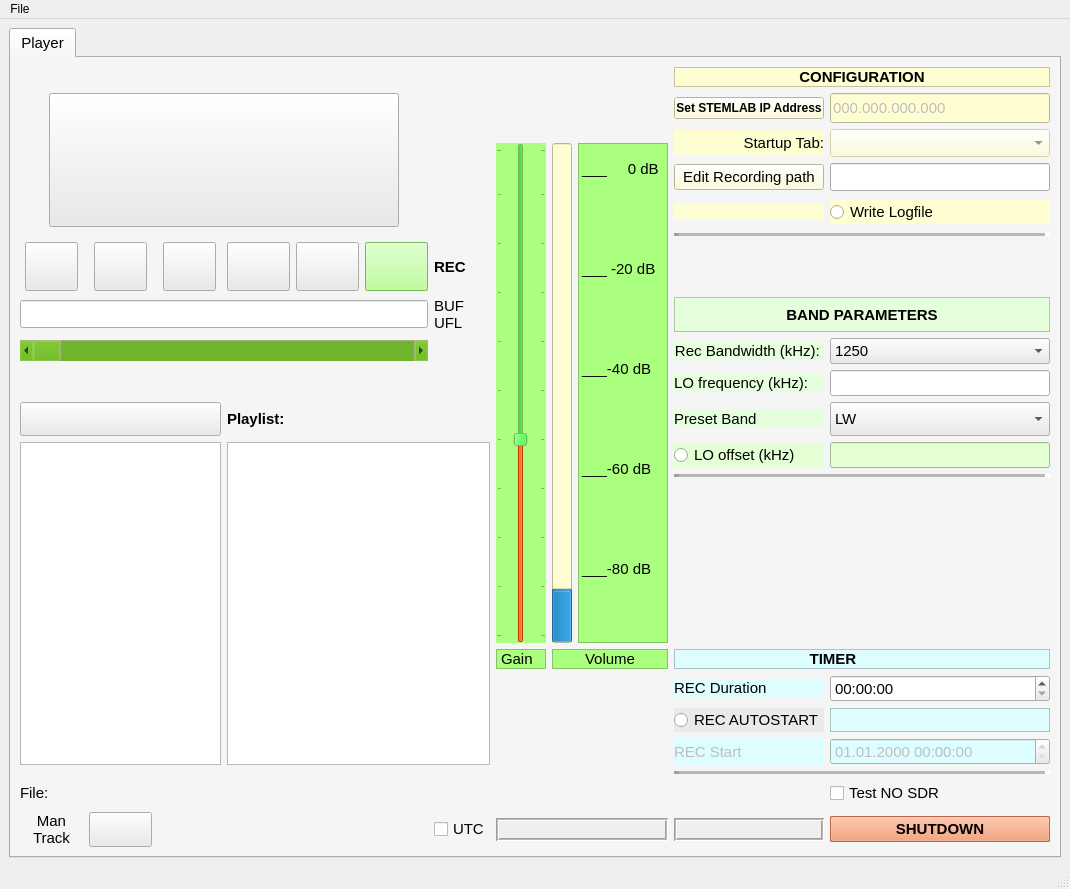
Before: the Qt Designer form sources/core/ressources/COHIWizard_GUI_v10_reduced.ui in schaten/COHIWizard, drawn with Qt 5.
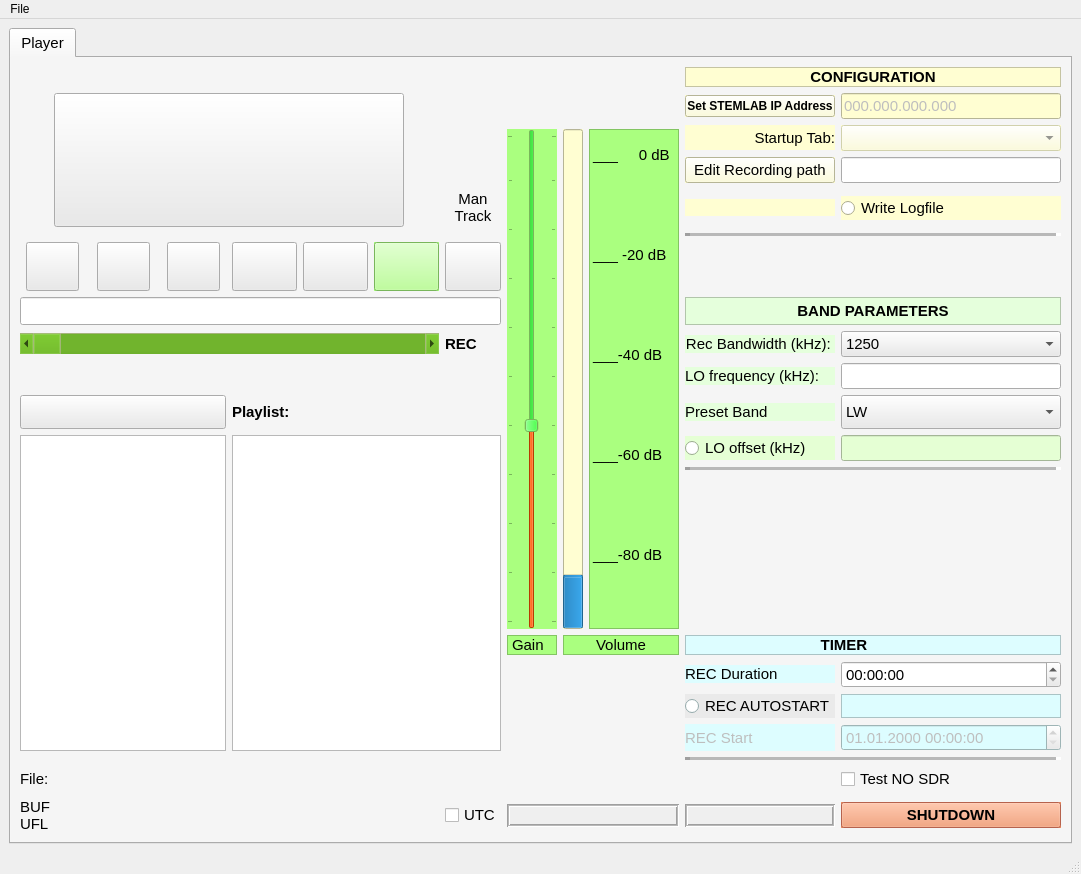
After: the same form once the commit is applied. Icons and pictures are not drawn. Custom widgets are drawn as their Qt base class.

What changed in the file:
```diff
--- a/sources/core/ressources/COHIWizard_GUI_v10_reduced.ui
+++ b/sources/core/ressources/COHIWizard_GUI_v10_reduced.ui
@@ -6,8 +6,8 @@
    <rect>
     <x>0</x>
     <y>0</y>
-    <width>1070</width>
-    <height>889</height>
+    <width>1081</width>
+    <height>874</height>
    </rect>
   </property>
   <property name="sizePolicy">
@@ -123,25 +123,6 @@
        <layout class="QGridLayout" name="gridLayout_2">
         <item row="0" column="0">
          <layout class="QGridLayout" name="gridLayout_10" columnstretch="1,0,0,0,0,0,0,0,0,0,0,0">
-          <item row="7" column="6">
-           <widget class="QLabel" name="label_32">
-            <property name="sizePolicy">
-             <sizepolicy hsizetype="Minimum" vsizetype="Minimum">
-              <horstretch>0</horstretch>
-              <verstretch>0</verstretch>
-             </sizepolicy>
-            </property>
-            <property name="font">
-             <font>
-              <pointsize>11</pointsize>
-             </font>
-            </property>
-            <property name="text">
-             <string>BUF
-UFL</string>
-            </property>
-           </widget>
-          </item>
           <item row="20" column="11">
            <widget class="QPushButton" name="pushButton_Shutdown">
             <property name="sizePolicy">
@@ -2671,39 +2652,6 @@
             </property>
            </widget>
           </item>
-          <item row="7" column="0" colspan="6">
-           <widget class="QLineEdit" name="lineEditCurTime">
-            <property name="sizePolicy">
-             <sizepolicy hsizetype="Minimum" vsizetype="Fixed">
-              <horstretch>0</horstretch>
-              <verstretch>0</verstretch>
-             </sizepolicy>
-            </property>
-            <property name="minimumSize">
-             <size>
-              <width>200</width>
-              <height>28</height>
-             </size>
-            </property>
-            <property name="maximumSize">
-             <size>
-              <width>800</width>
-              <height>28</height>
-             </size>
-            </property>
-            <property name="font">
-             <font>
-              <pointsize>11</pointsize>
-             </font>
-            </property>
-            <property name="toolTip">
-             <string>current time in the record</string>
-            </property>
-            <property name="frame">
-             <bool>true</bool>
-            </property>
-           </widget>
-          </item>
           <item row="11" column="0" rowspan="7" colspan="3">
            <widget class="QListWidget" name="listWidget_sourcelist">
             <property name="sizePolicy">
@@ -5293,74 +5241,6 @@
             </property>
            </widget>
           </item>
-          <item row="20" column="0">
-           <widget class="QLabel" name="label_43">
-            <property name="sizePolicy">
-             <sizepolicy hsizetype="Minimum" vsizetype="Maximum">
-              <horstretch>0</horstretch>
-              <verstretch>0</verstretch>
-             </sizepolicy>
-            </property>
-            <property name="font">
-             <font>
-              <pointsize>11</pointsize>
-             </font>
-            </property>
-            <property name="text">
-             <string>Man
-Track</string>
-            </property>
-            <property name="alignment">
-             <set>Qt::AlignCenter</set>
-            </property>
-           </widget>
-          </item>
-          <item row="20" column="1">
-           <widget class="QPushButton" name="pushButton_adv1byte">
-            <property name="enabled">
-             <bool>true</bool>
-            </property>
-            <property name="sizePolicy">
-             <sizepolicy hsizetype="Minimum" vsizetype="Minimum">
-              <horstretch>0</horstretch>
-              <verstretch>0</verstretch>
-             </sizepolicy>
-            </property>
-            <property name="font">
-             <font>
-              <pointsize>11</pointsize>
-             </font>
-            </property>
-            <property name="toolTip">
-             <string>&lt;html&gt;&lt;head/&gt;&lt;body&gt;&lt;p&gt;Manual tracking = advance 1 bit for correcting sudden jumps in the file read position,&lt;/p&gt;&lt;p&gt;i.e. when position deviates from integer multiple of 4 (8). It may be necessary to repeat a few times for finding the right tracking.&lt;/p&gt;&lt;/body&gt;&lt;/html&gt;</string>
-            </property>
-            <property name="autoFillBackground">
-             <bool>true</bool>
-            </property>
-            <property name="text">
-             <string/>
-            </property>
-            <property name="icon">
-             <iconset>
-              <normaloff>../../Trackingicon.png</normaloff>../../Trackingicon.png</iconset>
-            </property>
-            <property name="iconSize">
-             <size>
-              <width>40</width>
-              <height>40</height>
-             </size>
-            </property>
-            <property name="checkable">
-             <bool>true</bool>
-            </property>
-            <property name="autoRepeat">
-             <bool>true</bool>
-            </property>
-            <property name="autoDefault">
-             <bool>false</bool>
-            </property>
-           </widget>
-          </item>
           <item row="20" column="6">
            <widget class="QCheckBox" name="checkBox_UTC">
             <property name="sizePolicy">
@@ -5439,282 +5319,6 @@
             </property>
            </widget>
           </item>
-          <item row="6" column="6">
-           <widget class="QLabel" name="Label_Recindicator">
-            <property name="enabled">
-             <bool>true</bool>
-            </property>
-            <property name="sizePolicy">
-             <sizepolicy hsizetype="Maximum" vsizetype="Minimum">
-              <horstretch>0</horstretch>
-              <verstretch>0</verstretch>
-             </sizepolicy>
-            </property>
-            <property name="palette">
-             <palette>
-              <active>
-               <colorrole role="WindowText">
-                <brush brushstyle="SolidPattern">
-                 <color alpha="255">
-                  <red>0</red>
-                  <green>0</green>
-                  <blue>0</blue>
-                 </color>
-                </brush>
-               </colorrole>
-               <colorrole role="Button">
-                <brush brushstyle="SolidPattern">
-                 <color alpha="255">
-                  <red>234</red>
-                  <green>234</green>
-                  <blue>234</blue>
-                 </color>
-                </brush>
-               </colorrole>
-               <colorrole role="Dark">
-                <brush brushstyle="SolidPattern">
-                 <color alpha="255">
-                  <red>160</red>
-                  <green>160</green>
-                  <blue>160</blue>
-                 </color>
-                </brush>
-               </colorrole>
-               <colorrole role="Mid">
-                <brush brushstyle="SolidPattern">
-                 <color alpha="255">
-                  <red>160</red>
-                  <green>160</green>
-                  <blue>160</blue>
-                 </color>
-                </brush>
-               </colorrole>
-               <colorrole role="Text">
-                <brush brushstyle="SolidPattern">
-                 <color alpha="255">
-                  <red>0</red>
-                  <green>0</green>
-                  <blue>0</blue>
-                 </color>
-                </brush>
-               </colorrole>
-               <colorrole role="ButtonText">
-                <brush brushstyle="SolidPattern">
-                 <color alpha="255">
-                  <red>0</red>
-                  <green>0</green>
-                  <blue>0</blue>
-                 </color>
-                </brush>
-               </colorrole>
-               <colorrole role="Shadow">
-                <brush brushstyle="SolidPattern">
-                 <color alpha="255">
-                  <red>105</red>
-                  <green>105</green>
-                  <blue>105</blue>
-                 </color>
-                </brush>
-               </colorrole>
-               <colorrole role="Highlight">
-                <brush brushstyle="SolidPattern">
-                 <color alpha="255">
-                  <red>0</red>
-                  <green>120</green>
-                  <blue>215</blue>
-                 </color>
-                </brush>
-               </colorrole>
-               <colorrole role="Link">
-                <brush brushstyle="SolidPattern">
-                 <color alpha="255">
-                  <red>0</red>
-                  <green>0</green>
-                  <blue>255</blue>
-                 </color>
-                </brush>
-               </colorrole>
-              </active>
-              <inactive>
-               <colorrole role="WindowText">
-                <brush brushstyle="SolidPattern">
-                 <color alpha="255">
-                  <red>0</red>
-                  <green>0</green>
-                  <blue>0</blue>
-                 </color>
-                </brush>
-               </colorrole>
-               <colorrole role="Button">
-                <brush brushstyle="SolidPattern">
-                 <color alpha="255">
-                  <red>234</red>
-                  <green>234</green>
-                  <blue>234</blue>
-                 </color>
-                </brush>
-               </colorrole>
-               <colorrole role="Dark">
-                <brush brushstyle="SolidPattern">
-                 <color alpha="255">
-                  <red>160</red>
-                  <green>160</green>
-                  <blue>160</blue>
-                 </color>
-                </brush>
-               </colorrole>
-               <colorrole role="Mid">
-                <brush brushstyle="SolidPattern">
-                 <color alpha="255">
-                  <red>160</red>
-                  <green>160</green>
-                  <blue>160</blue>
-                 </color>
-                </brush>
-               </colorrole>
-               <colorrole role="Text">
-                <brush brushstyle="SolidPattern">
-                 <color alpha="255">
-                  <red>0</red>
-                  <green>0</green>
-                  <blue>0</blue>
-                 </color>
-                </brush>
-               </colorrole>
-               <colorrole role="ButtonText">
-                <brush brushstyle="SolidPattern">
-                 <color alpha="255">
-                  <red>0</red>
-                  <green>0</green>
-                  <blue>0</blue>
-                 </color>
-                </brush>
-               </colorrole>
-               <colorrole role="Shadow">
-                <brush brushstyle="SolidPattern">
-                 <color alpha="255">
-                  <red>105</red>
-                  <green>105</green>
-                  <blue>105</blue>
-                 </color>
-                </brush>
-               </colorrole>
-               <colorrole role="Highlight">
-                <brush brushstyle="SolidPattern">
-                 <color alpha="255">
-                  <red>240</red>
-                  <green>240</green>
-                  <blue>240</blue>
-                 </color>
-                </brush>
-               </colorrole>
-               <colorrole role="Link">
-                <brush brushstyle="SolidPattern">
-                 <color alpha="255">
-                  <red>0</red>
-                  <green>0</green>
-                  <blue>255</blue>
-                 </color>
-                </brush>
-               </colorrole>
-              </inactive>
-              <disabled>
-               <colorrole role="WindowText">
-                <brush brushstyle="SolidPattern">
-                 <color alpha="255">
-                  <red>255</red>
-                  <green>255</green>
-                  <blue>255</blue>
-                 </color>
-                </brush>
-               </colorrole>
-               <colorrole role="Button">
-                <brush brushstyle="SolidPattern">
-                 <color alpha="255">
-                  <red>255</red>
-                  <green>255</green>
-                  <blue>255</blue>
-                 </color>
-                </brush>
-               </colorrole>
-               <colorrole role="Dark">
-                <brush brushstyle="SolidPattern">
-                 <color alpha="255">
-                  <red>255</red>
-                  <green>255</green>
-                  <blue>255</blue>
-                 </color>
-                </brush>
-               </colorrole>
-               <colorrole role="Mid">
-                <brush brushstyle="SolidPattern">
-                 <color alpha="255">
-                  <red>255</red>
-                  <green>255</green>
-                  <blue>255</blue>
-                 </color>
-                </brush>
-               </colorrole>
-               <colorrole role="Text">
-                <brush brushstyle="SolidPattern">
-                 <color alpha="255">
-                  <red>255</red>
-                  <green>255</green>
-                  <blue>255</blue>
-                 </color>
-                </brush>
-               </colorrole>
-               <colorrole role="ButtonText">
-                <brush brushstyle="SolidPattern">
-                 <color alpha="255">
-                  <red>255</red>
-                  <green>255</green>
-                  <blue>255</blue>
-                 </color>
-                </brush>
-               </colorrole>
-               <colorrole role="Shadow">
-                <brush brushstyle="SolidPattern">
-                 <color alpha="255">
-                  <red>255</red>
-                  <green>255</green>
-                  <blue>255</blue>
-                 </color>
-                </brush>
-               </colorrole>
-               <colorrole role="Highlight">
-                <brush brushstyle="SolidPattern">
-                 <color alpha="255">
-                  <red>255</red>
-                  <green>255</green>
-                  <blue>255</blue>
-                 </color>
-                </brush>
-               </colorrole>
-               <colorrole role="Link">
-                <brush brushstyle="SolidPattern">
-                 <color alpha="255">
-                  <red>255</red>
-                  <green>255</green>
-                  <blue>255</blue>
-                 </color>
-                </brush>
-               </colorrole>
-              </disabled>
-             </palette>
-            </property>
-            <property name="font">
-             <font>
-              <pointsize>11</pointsize>
-              <weight>75</weight>
-              <bold>true</bold>
-             </font>
-            </property>
-            <property name="text">
-             <string>REC</string>
-            </property>
-           </widget>
-          </item>
           <item row="6" column="0" alignment="Qt::AlignHCenter">
            <widget class="QPushButton" name="pushButton_REW">
             <property name="enabled">
@@ -6863,6 +6467,402 @@
             </property>
            </widget>
           </item>
+          <item row="8" column="6">
+           <widget class="QLabel" name="Label_Recindicator">
+            <property name="enabled">
+             <bool>true</bool>
+            </property>
+            <property name="sizePolicy">
+             <sizepolicy hsizetype="Maximum" vsizetype="Minimum">
+              <horstretch>0</horstretch>
+              <verstretch>0</verstretch>
+             </sizepolicy>
+            </property>
+            <property name="palette">
+             <palette>
+              <active>
+               <colorrole role="WindowText">
+                <brush brushstyle="SolidPattern">
+                 <color alpha="255">
+                  <red>0</red>
+                  <green>0</green>
+                  <blue>0</blue>
+                 </color>
+                </brush>
+               </colorrole>
+               <colorrole role="Button">
+                <brush brushstyle="SolidPattern">
+                 <color alpha="255">
+                  <red>234</red>
+                  <green>234</green>
+                  <blue>234</blue>
+                 </color>
+                </brush>
+               </colorrole>
+               <colorrole role="Dark">
+                <brush brushstyle="SolidPattern">
+                 <color alpha="255">
+                  <red>160</red>
+                  <green>160</green>
+                  <blue>160</blue>
+                 </color>
+                </brush>
+               </colorrole>
+               <colorrole role="Mid">
+                <brush brushstyle="SolidPattern">
+                 <color alpha="255">
+                  <red>160</red>
+                  <green>160</green>
+                  <blue>160</blue>
+                 </color>
+                </brush>
+               </colorrole>
+               <colorrole role="Text">
+                <brush brushstyle="SolidPattern">
+                 <color alpha="255">
+                  <red>0</red>
+                  <green>0</green>
+                  <blue>0</blue>
+                 </color>
+                </brush>
+               </colorrole>
+               <colorrole role="ButtonText">
+                <brush brushstyle="SolidPattern">
+                 <color alpha="255">
+                  <red>0</red>
+                  <green>0</green>
+                  <blue>0</blue>
+                 </color>
+                </brush>
+               </colorrole>
+               <colorrole role="Shadow">
+                <brush brushstyle="SolidPattern">
+                 <color alpha="255">
+                  <red>105</red>
+                  <green>105</green>
+                  <blue>105</blue>
+                 </color>
+                </brush>
+               </colorrole>
+               <colorrole role="Highlight">
+                <brush brushstyle="SolidPattern">
+                 <color alpha="255">
+                  <red>0</red>
+                  <green>120</green>
+                  <blue>215</blue>
+                 </color>
+                </brush>
+               </colorrole>
+               <colorrole role="Link">
+                <brush brushstyle="SolidPattern">
+                 <color alpha="255">
+                  <red>0</red>
+                  <green>0</green>
+                  <blue>255</blue>
+                 </color>
+                </brush>
+               </colorrole>
+              </active>
+              <inactive>
+               <colorrole role="WindowText">
+                <brush brushstyle="SolidPattern">
+                 <color alpha="255">
+                  <red>0</red>
+                  <green>0</green>
+                  <blue>0</blue>
+                 </color>
+                </brush>
+               </colorrole>
+               <colorrole role="Button">
+                <brush brushstyle="SolidPattern">
+                 <color alpha="255">
+                  <red>234</red>
+                  <green>234</green>
+                  <blue>234</blue>
+                 </color>
+                </brush>
+               </colorrole>
+               <colorrole role="Dark">
+                <brush brushstyle="SolidPattern">
+                 <color alpha="255">
+                  <red>160</red>
+                  <green>160</green>
+                  <blue>160</blue>
+                 </color>
+                </brush>
+               </colorrole>
+               <colorrole role="Mid">
+                <brush brushstyle="SolidPattern">
+                 <color alpha="255">
+                  <red>160</red>
+                  <green>160</green>
+                  <blue>160</blue>
+                 </color>
+                </brush>
+               </colorrole>
+               <colorrole role="Text">
+                <brush brushstyle="SolidPattern">
+                 <color alpha="255">
+                  <red>0</red>
+                  <green>0</green>
+                  <blue>0</blue>
+                 </color>
+                </brush>
+               </colorrole>
+               <colorrole role="ButtonText">
+                <brush brushstyle="SolidPattern">
+                 <color alpha="255">
+                  <red>0</red>
+                  <green>0</green>
+                  <blue>0</blue>
+                 </color>
+                </brush>
+               </colorrole>
+               <colorrole role="Shadow">
+                <brush brushstyle="SolidPattern">
+                 <color alpha="255">
+                  <red>105</red>
+                  <green>105</green>
+                  <blue>105</blue>
+                 </color>
+                </brush>
+               </colorrole>
+               <colorrole role="Highlight">
+                <brush brushstyle="SolidPattern">
+                 <color alpha="255">
+                  <red>240</red>
+                  <green>240</green>
+                  <blue>240</blue>
+                 </color>
+                </brush>
+               </colorrole>
+               <colorrole role="Link">
+                <brush brushstyle="SolidPattern">
+                 <color alpha="255">
+                  <red>0</red>
+                  <green>0</green>
+                  <blue>255</blue>
+                 </color>
+                </brush>
+               </colorrole>
+              </inactive>
+              <disabled>
+               <colorrole role="WindowText">
+                <brush brushstyle="SolidPattern">
+                 <color alpha="255">
+                  <red>255</red>
+                  <green>255</green>
+                  <blue>255</blue>
+                 </color>
+                </brush>
+               </colorrole>
+               <colorrole role="Button">
+                <brush brushstyle="SolidPattern">
+                 <color alpha="255">
+                  <red>255</red>
+                  <green>255</green>
+                  <blue>255</blue>
+                 </color>
+                </brush>
+               </colorrole>
+               <colorrole role="Dark">
+                <brush brushstyle="SolidPattern">
+                 <color alpha="255">
+                  <red>255</red>
+                  <green>255</green>
+                  <blue>255</blue>
+                 </color>
+                </brush>
+               </colorrole>
+               <colorrole role="Mid">
+                <brush brushstyle="SolidPattern">
+                 <color alpha="255">
+                  <red>255</red>
+                  <green>255</green>
+                  <blue>255</blue>
+                 </color>
+                </brush>
+               </colorrole>
+               <colorrole role="Text">
+                <brush brushstyle="SolidPattern">
+                 <color alpha="255">
+                  <red>255</red>
+                  <green>255</green>
+                  <blue>255</blue>
+                 </color>
+                </brush>
+               </colorrole>
+               <colorrole role="ButtonText">
+                <brush brushstyle="SolidPattern">
+                 <color alpha="255">
+                  <red>255</red>
+                  <green>255</green>
+                  <blue>255</blue>
+                 </color>
+                </brush>
+               </colorrole>
+               <colorrole role="Shadow">
+                <brush brushstyle="SolidPattern">
+                 <color alpha="255">
+                  <red>255</red>
+                  <green>255</green>
+                  <blue>255</blue>
+                 </color>
+                </brush>
+               </colorrole>
+               <colorrole role="Highlight">
+                <brush brushstyle="SolidPattern">
+                 <color alpha="255">
+                  <red>255</red>
+                  <green>255</green>
+                  <blue>255</blue>
+                 </color>
+                </brush>
+               </colorrole>
+               <colorrole role="Link">
+                <brush brushstyle="SolidPattern">
+                 <color alpha="255">
+                  <red>255</red>
+                  <green>255</green>
+                  <blue>255</blue>
+                 </color>
+                </brush>
+               </colorrole>
+              </disabled>
+             </palette>
+            </property>
+            <property name="font">
+             <font>
+              <pointsize>11</pointsize>
+              <weight>75</weight>
+              <bold>true</bold>
+             </font>
+            </property>
+            <property name="text">
+             <string>REC</string>
+            </property>
+           </widget>
+          </item>
+          <item row="6" column="6">
+           <widget class="QPushButton" name="pushButton_adv1byte">
+            <property name="enabled">
+             <bool>true</bool>
+            </property>
+            <property name="sizePolicy">
+             <sizepolicy hsizetype="Minimum" vsizetype="Minimum">
+              <horstretch>0</horstretch>
+              <verstretch>0</verstretch>
+             </sizepolicy>
+            </property>
+            <property name="font">
+             <font>
+              <pointsize>11</pointsize>
+             </font>
+            </property>
+            <property name="toolTip">
+             <string>&lt;html&gt;&lt;head/&gt;&lt;body&gt;&lt;p&gt;Manual tracking = advance 1 bit for correcting sudden jumps in the file read position,&lt;/p&gt;&lt;p&gt;i.e. when position deviates from integer multiple of 4 (8). It may be necessary to repeat a few times for finding the right tracking.&lt;/p&gt;&lt;/body&gt;&lt;/html&gt;</string>
+            </property>
+            <property name="autoFillBackground">
+             <bool>true</bool>
+            </property>
+            <property name="text">
+             <string/>
+            </property>
+            <property name="icon">
+             <iconset>
+              <normaloff>../../Trackingicon.png</normaloff>../../Trackingicon.png</iconset>
+            </property>
+            <property name="iconSize">
+             <size>
+              <width>40</width>
+              <height>40</height>
+             </size>
+            </property>
+            <property name="checkable">
+             <bool>true</bool>
+            </property>
+            <property name="autoRepeat">
+             <bool>true</bool>
+            </property>
+            <property name="autoDefault">
+             <bool>false</bool>
+            </property>
+           </widget>
+          </item>
+          <item row="4" column="6">
+           <widget class="QLabel" name="label_43">
+            <property name="sizePolicy">
+             <sizepolicy hsizetype="Minimum" vsizetype="Maximum">
+              <horstretch>0</horstretch>
+              <verstretch>0</verstretch>
+             </sizepolicy>
+            </property>
+            <property name="font">
+             <font>
+              <pointsize>11</pointsize>
+             </font>
+            </property>
+            <property name="text">
+             <string>Man
+Track</string>
+            </property>
+            <property name="alignment">
+             <set>Qt::AlignCenter</set>
+            </property>
+           </widget>
+          </item>
+          <item row="20" column="0">
+           <widget class="QLabel" name="label_32">
+            <property name="sizePolicy">
+             <sizepolicy hsizetype="Minimum" vsizetype="Minimum">
+              <horstretch>0</horstretch>
+              <verstretch>0</verstretch>
+             </sizepolicy>
+            </property>
+            <property name="font">
+             <font>
+              <pointsize>11</pointsize>
+             </font>
+            </property>
+            <property name="text">
+             <string>BUF
+UFL</string>
+            </property>
+           </widget>
+          </item>
+          <item row="7" column="0" colspan="7">
+           <widget class="QLineEdit" name="lineEditCurTime">
+            <property name="sizePolicy">
+             <sizepolicy hsizetype="Minimum" vsizetype="Fixed">
+              <horstretch>0</horstretch>
+              <verstretch>0</verstretch>
+             </sizepolicy>
+            </property>
+            <property name="minimumSize">
+             <size>
+              <width>200</width>
+              <height>28</height>
+             </size>
+            </property>
+            <property name="maximumSize">
+             <size>
+              <width>800</width>
+              <height>28</height>
+             </size>
+            </property>
+            <property name="font">
+             <font>
+              <pointsize>11</pointsize>
+             </font>
+            </property>
+            <property name="toolTip">
+             <string>current time in the record</string>
+            </property>
+            <property name="frame">
+             <bool>true</bool>
+            </property>
+           </widget>
+          </item>
          </layout>
         </item>
        </layout>
@@ -6876,7 +6876,7 @@
     <rect>
      <x>0</x>
      <y>0</y>
-     <width>1070</width>
+     <width>1081</width>
      <height>26</height>
     </rect>
    </property>
```
